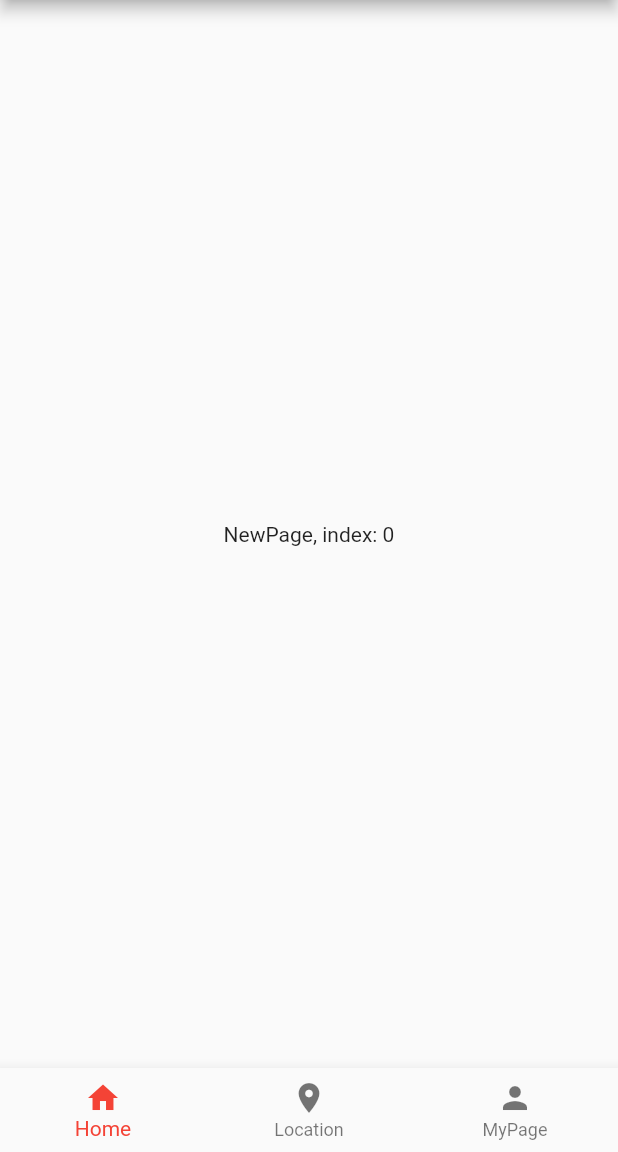
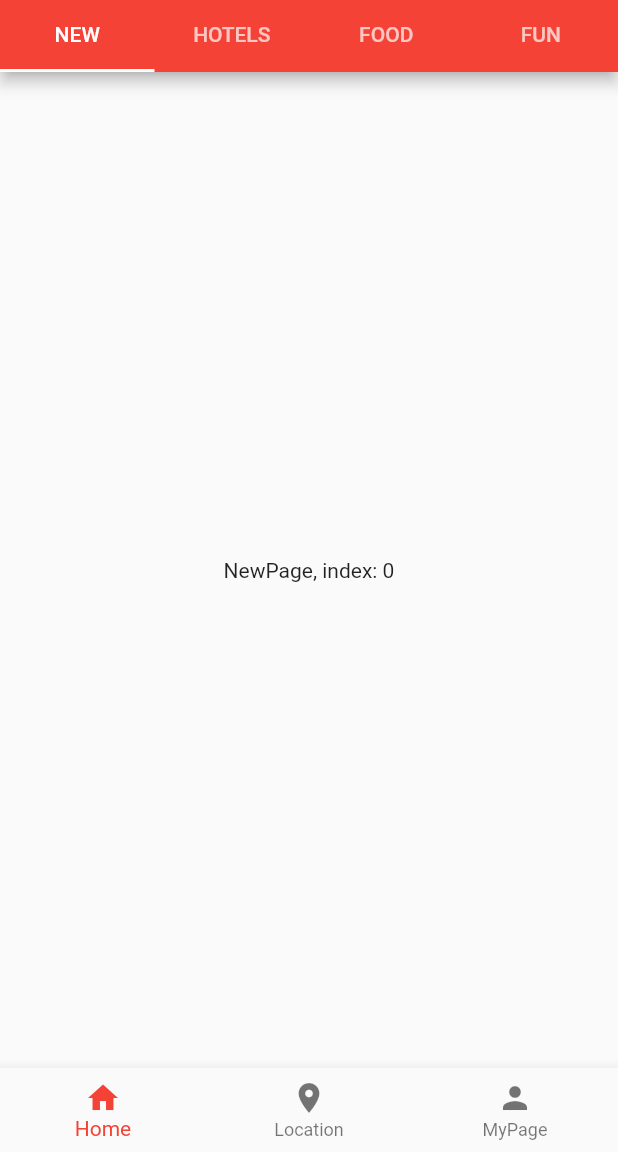
Before and after one commit to givethedog/flutter_naechelinguide_startup, a Flutter app: the screen it shows after launch, on a phone screen of 412 x 824 dp, the part 84-1236 px from its top. Run offline on Flutter 3.47's test engine with Material 2 defaults, Android fonts, the phone set to English and light mode, and no system bars; our stand-ins replace shimmer.

```diff
--- a/lib/home_screen.dart
+++ b/lib/home_screen.dart
@@ -24,12 +24,13 @@ class HomeScreenState extends State<HomeScreen> with SingleTickerProviderStateMi
     return new Scaffold(
       appBar: new AppBar(
         title: new Text('NAECHELIN GUIDE'),
-//        bottom: new TabBar(controller: _controller, tabs: <Tab>[
-//          new Tab(text: "NEW"),
-//          new Tab(text: "HOTELS"),
-//          new Tab(text: "FOOD"),
-//          new Tab(text: "FUN"),
-//        ]),
+        bottom: new TabBar(controller: _controller,
+            tabs: <Tab>[                                 // 앱바 살릴려면 이거 복구
+              new Tab(text: "NEW"),
+              new Tab(text: "HOTELS"),
+              new Tab(text: "FOOD"),
+              new Tab(text: "FUN"),
+            ]),
       ),
       body: new TabBarView(
         controller: _controller,
```
